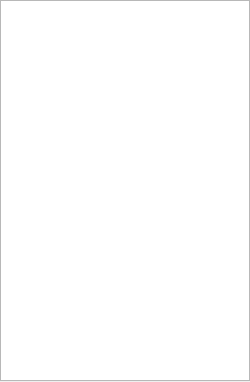
Above: src/qt/playlistwindow.ui from simeks/m7017e-lab before the change. Below: the same form after it.
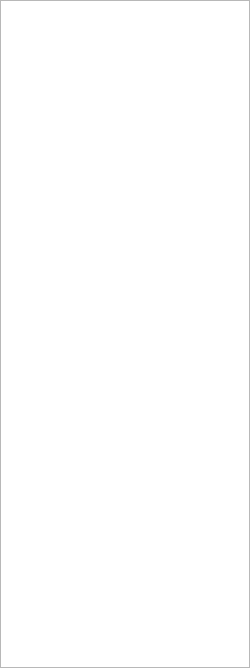
That is the form after the change.

Commit message: Fixed the minimum window size, made the playlist expand vertically, added some comments.

```diff
--- a/src/qt/playlistwindow.ui
+++ b/src/qt/playlistwindow.ui
@@ -7,7 +7,7 @@
     <x>0</x>
     <y>0</y>
     <width>250</width>
-    <height>382</height>
+    <height>668</height>
    </rect>
   </property>
   <property name="sizePolicy">
@@ -25,22 +25,33 @@
   <property name="windowTitle">
    <string>Form</string>
   </property>
+  <layout class="QVBoxLayout" name="verticalLayout">
+   <property name="spacing">
+    <number>0</number>
+   </property>
+   <property name="leftMargin">
+    <number>0</number>
+   </property>
+   <property name="topMargin">
+    <number>0</number>
+   </property>
+   <property name="rightMargin">
+    <number>0</number>
+   </property>
+   <property name="bottomMargin">
+    <number>0</number>
+   </property>
+   <item>
   <widget class="QListWidget" name="listWidget">
-   <property name="geometry">
-    <rect>
-     <x>0</x>
-     <y>0</y>
-     <width>250</width>
-     <height>381</height>
-    </rect>
-   </property>
    <property name="sizePolicy">
-    <sizepolicy hsizetype="Expanding" vsizetype="Expanding">
+      <sizepolicy hsizetype="Fixed" vsizetype="Expanding">
      <horstretch>0</horstretch>
      <verstretch>0</verstretch>
     </sizepolicy>
    </property>
   </widget>
+   </item>
+  </layout>
  </widget>
  <resources/>
  <connections/>
```
Lines whose indentation alone changed are shown as unchanged. The commit also changes 7 other files.
